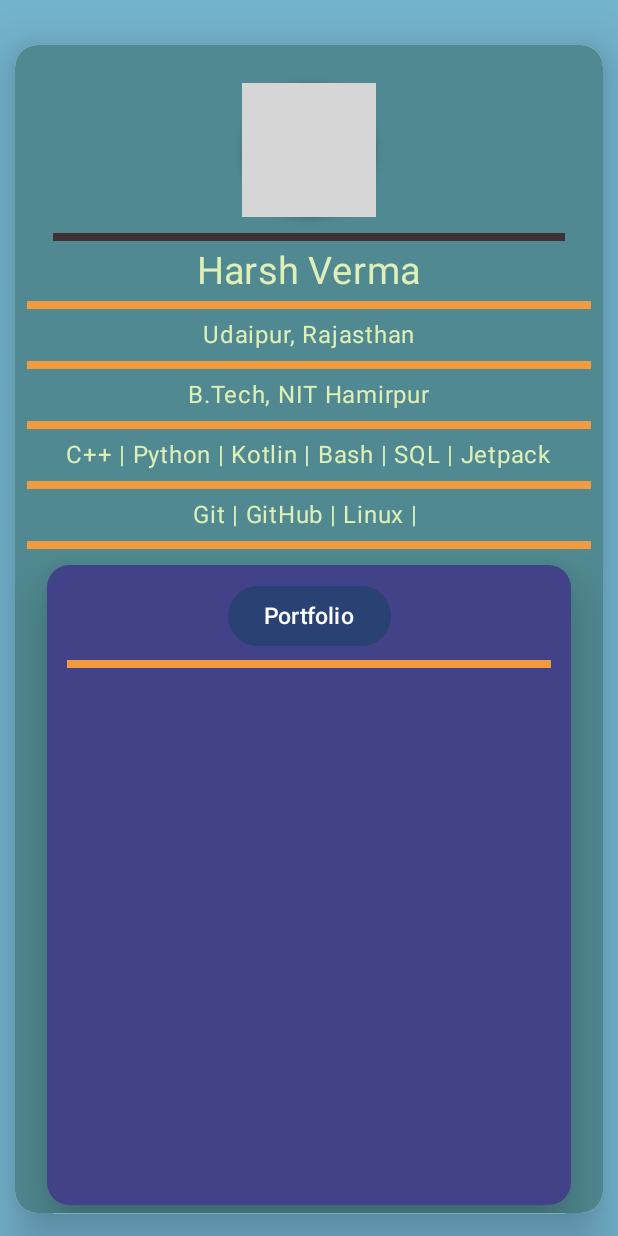
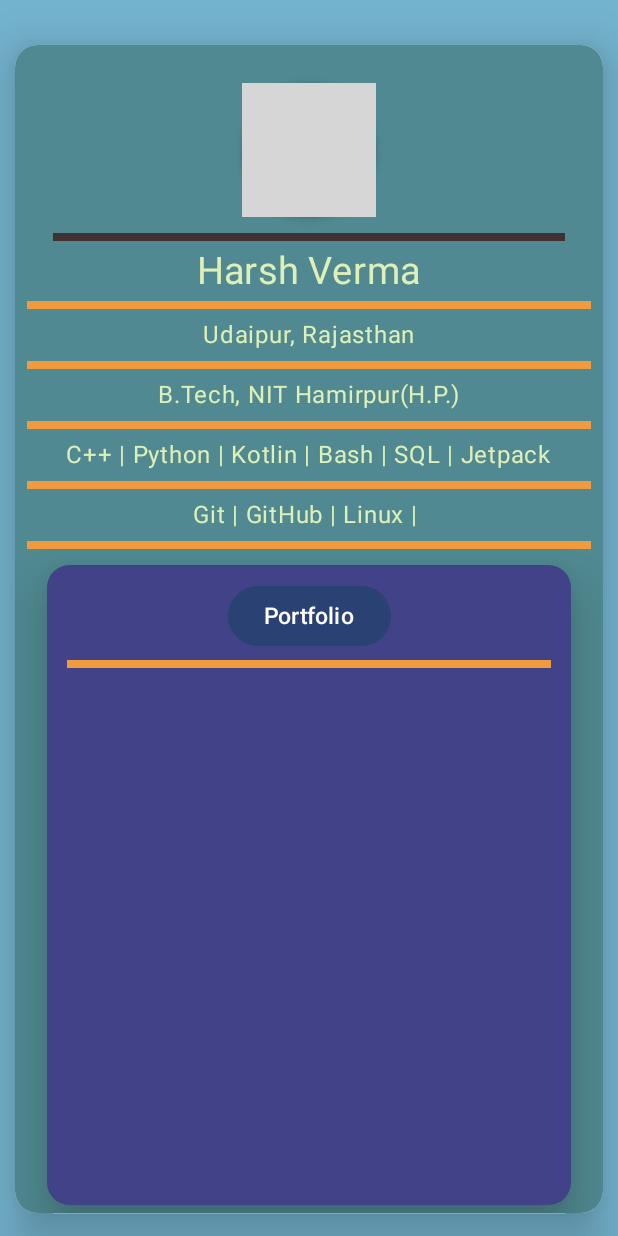
Before and after one commit to harshverma27/Business-Card-App, an Android app built with Jetpack Compose: the screen it shows after launch (MainActivity), on a phone screen of 412 x 824 dp. Run offline under Robolectric (Android 15) with nearby library versions, the phone set to English and light mode, and no system bars; grey boxes are pictures that could not be loaded.

Commit message:
Commit 2/n

```diff
--- a/app/src/main/java/com/example/myapplication/MainActivity.kt
+++ b/app/src/main/java/com/example/myapplication/MainActivity.kt
@@ -148,7 +148,7 @@ fun CreateText(modifier: Modifier){
     }
     Divider(thickness = 5.dp, modifier = Modifier.padding(8.dp, 5.dp, 8.dp, 5.dp), color=Color(241, 154, 62))
     Column {
-        Text(text = "B.Tech, NIT Hamirpur", color = Color(222, 239, 183))
+        Text(text = "B.Tech, NIT Hamirpur(H.P.)", color = Color(222, 239, 183))
     }
     Divider(thickness = 5.dp, modifier = Modifier.padding(8.dp, 5.dp, 8.dp, 5.dp), color=Color(241, 154, 62))
     Column {
```
